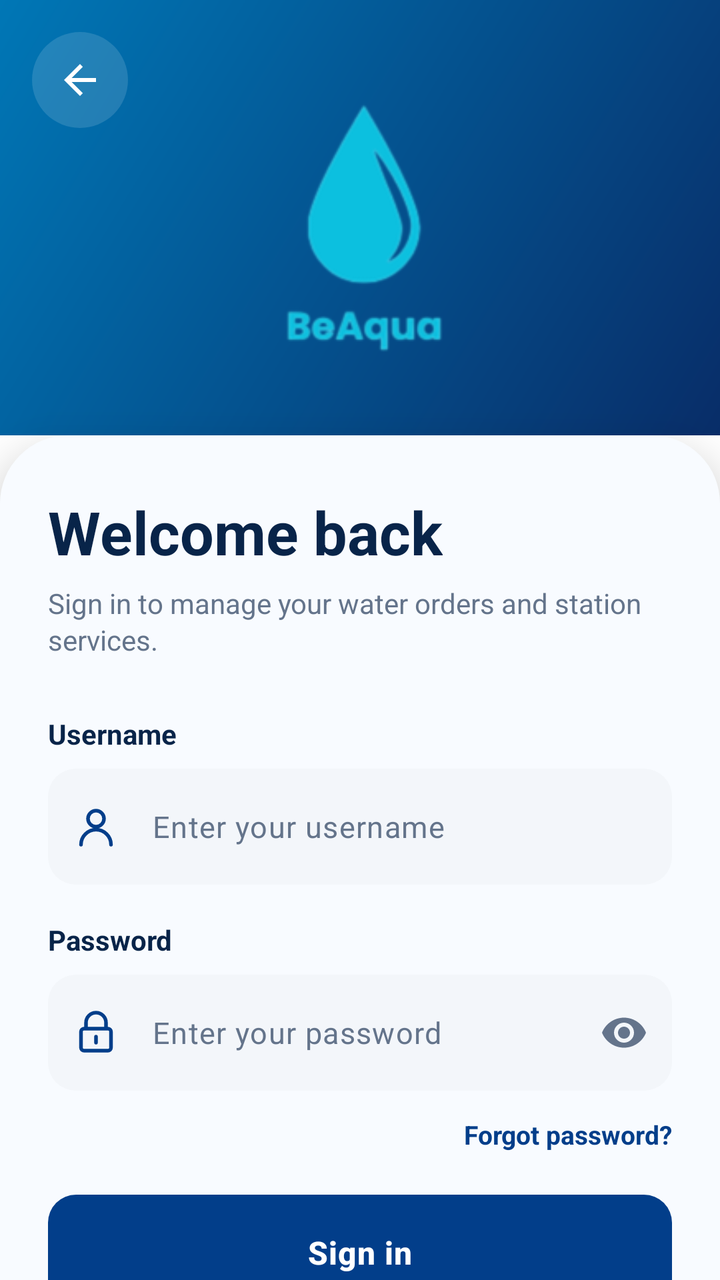
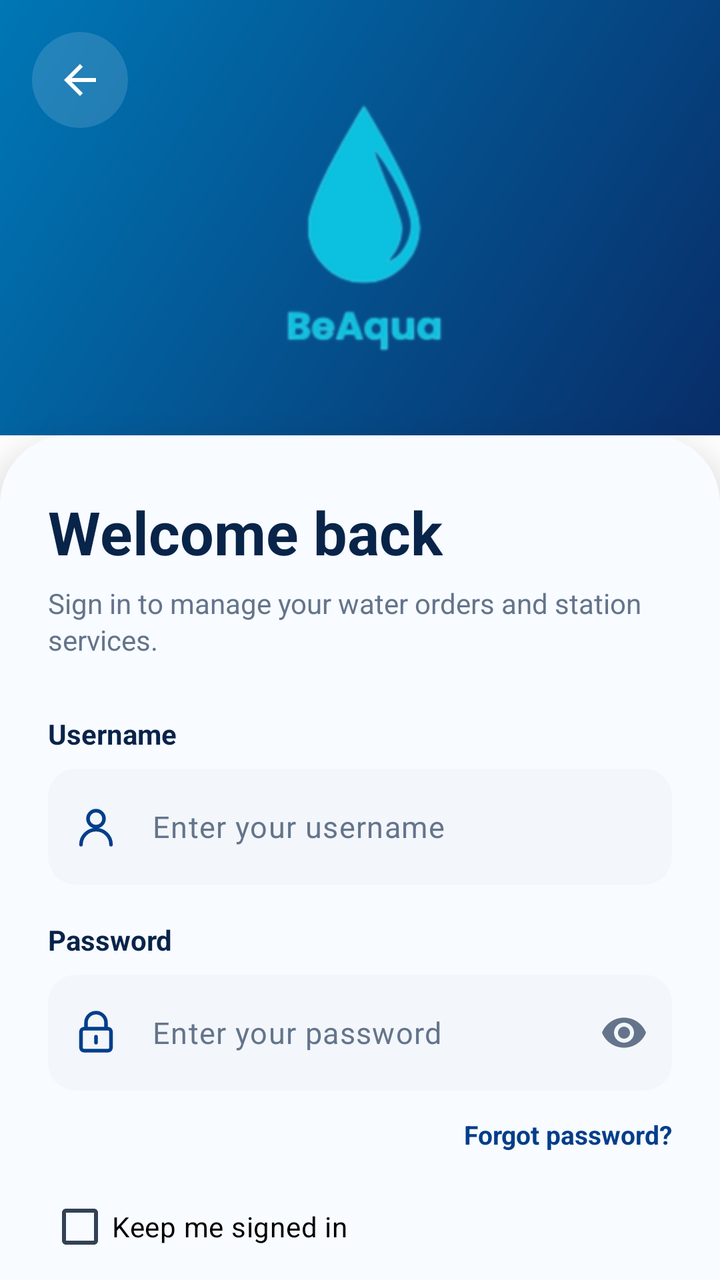

Two renders of the same Android screen: before a commit and after it. Below are the layout's source before the change and the commit's diff.
<!-- AndroidManifest.xml: application theme Theme.BeAqua -->
<!-- res/layout/activity_login.xml -->
<?xml version="1.0" encoding="utf-8"?>
<androidx.constraintlayout.widget.ConstraintLayout xmlns:android="http://schemas.android.com/apk/res/android"
    xmlns:app="http://schemas.android.com/apk/res-auto"
    android:layout_width="match_parent"
    android:layout_height="match_parent"
    android:background="@color/white">

    <androidx.constraintlayout.widget.ConstraintLayout
        android:id="@+id/loginHeader"
        android:layout_width="0dp"
        android:layout_height="0dp"
        android:background="@drawable/bg_login_header"
        app:layout_constraintBottom_toTopOf="@id/loginPanel"
        app:layout_constraintEnd_toEndOf="parent"
        app:layout_constraintStart_toStartOf="parent"
        app:layout_constraintTop_toTopOf="parent">

        <ImageButton
            android:id="@+id/btnBackToMain"
            android:layout_width="48dp"
            android:layout_height="48dp"
            android:layout_marginStart="16dp"
            android:layout_marginTop="16dp"
            android:background="@drawable/bg_login_back_button"
            android:contentDescription="Back"
            android:padding="13dp"
            android:src="@drawable/ic_back"
            app:layout_constraintStart_toStartOf="parent"
            app:layout_constraintTop_toTopOf="parent"
            app:tint="@color/white" />

        <ImageView
            android:id="@+id/ivLoginLogo"
            android:layout_width="0dp"
            android:layout_height="0dp"
            android:layout_margin="24dp"
            android:contentDescription="BeAqua logo"
            android:scaleType="fitCenter"
            android:src="@drawable/beaqua"
            app:layout_constraintBottom_toBottomOf="parent"
            app:layout_constraintDimensionRatio="1:1"
            app:layout_constraintWidth_max="220dp"
            app:layout_constraintHeight_max="220dp"
            app:layout_constraintEnd_toEndOf="parent"
            app:layout_constraintStart_toStartOf="parent"
            app:layout_constraintTop_toTopOf="parent" />

    </androidx.constraintlayout.widget.ConstraintLayout>

    <androidx.constraintlayout.widget.ConstraintLayout
        android:id="@+id/loginPanel"
        android:layout_width="0dp"
        android:layout_height="0dp"
        android:background="@drawable/bg_login_panel"
        android:elevation="12dp"
        app:layout_constraintBottom_toBottomOf="parent"
        app:layout_constraintEnd_toEndOf="parent"
        app:layout_constraintStart_toStartOf="parent"
        app:layout_constraintTop_toTopOf="parent"
        app:layout_constraintVertical_bias="1"
        app:layout_constraintHeight_percent="0.66">

        <androidx.core.widget.NestedScrollView
            android:layout_width="0dp"
            android:layout_height="0dp"
            android:clipToPadding="false"
            android:fillViewport="true"
            android:overScrollMode="never"
            app:layout_constraintBottom_toBottomOf="parent"
            app:layout_constraintEnd_toEndOf="parent"
            app:layout_constraintStart_toStartOf="parent"
            app:layout_constraintTop_toTopOf="parent">

            <LinearLayout
                android:layout_width="match_parent"
                android:layout_height="wrap_content"
                android:orientation="vertical"
                android:paddingStart="24dp"
                android:paddingTop="28dp"
                android:paddingEnd="24dp"
                android:paddingBottom="24dp">

                <TextView
                    android:id="@+id/tvTitle"
                    android:layout_width="wrap_content"
                    android:layout_height="wrap_content"
                    android:text="Welcome back"
                    android:textColor="#082449"
                    android:textSize="30sp"
                    android:textStyle="bold" />

                <TextView
                    android:id="@+id/tvSubtitle"
                    android:layout_width="match_parent"
                    android:layout_height="wrap_content"
                    android:layout_marginTop="6dp"
                    android:lineSpacingExtra="2dp"
                    android:text="Sign in to manage your water orders and station services."
                    android:textColor="@color/text_hint"
                    android:textSize="14sp" />

                <TextView
                    android:layout_width="wrap_content"
                    android:layout_height="wrap_content"
                    android:layout_marginTop="28dp"
                    android:layout_marginBottom="8dp"
                    android:text="Username"
                    android:textColor="#082449"
                    android:textSize="14sp"
                    android:textStyle="bold" />

                <com.google.android.material.textfield.TextInputLayout
                    android:id="@+id/tilUsername"
                    android:layout_width="match_parent"
                    android:layout_height="wrap_content"
                    app:boxBackgroundColor="#F3F6FA"
                    app:boxBackgroundMode="filled"
                    app:boxCornerRadiusBottomEnd="14dp"
                    app:boxCornerRadiusBottomStart="14dp"
                    app:boxCornerRadiusTopEnd="14dp"
                    app:boxCornerRadiusTopStart="14dp"
                    app:boxStrokeColor="@color/primary"
                    app:boxStrokeWidth="0dp"
                    app:boxStrokeWidthFocused="1dp"
                    app:hintEnabled="false"
                    app:startIconDrawable="@drawable/ic_login_user"
                    app:startIconTint="@color/primary_variant">

                    <com.google.android.material.textfield.TextInputEditText
                        android:id="@+id/etUsername"
                        android:layout_width="match_parent"
                        android:layout_height="58dp"
                        android:hint="Enter your username"
                        android:imeOptions="actionNext"
                        android:inputType="text"
                        android:maxLines="1"
                        android:textColor="@color/text_primary"
                        android:textColorHint="@color/text_hint"
                        android:textSize="15sp" />
                </com.google.android.material.textfield.TextInputLayout>

                <TextView
                    android:layout_width="wrap_content"
                    android:layout_height="wrap_content"
                    android:layout_marginTop="18dp"
                    android:layout_marginBottom="8dp"
                    android:text="Password"
                    android:textColor="#082449"
                    android:textSize="14sp"
                    android:textStyle="bold" />

                <com.google.android.material.textfield.TextInputLayout
                    android:id="@+id/tilPassword"
                    android:layout_width="match_parent"
                    android:layout_height="wrap_content"
                    app:boxBackgroundColor="#F3F6FA"
                    app:boxBackgroundMode="filled"
                    app:boxCornerRadiusBottomEnd="14dp"
                    app:boxCornerRadiusBottomStart="14dp"
                    app:boxCornerRadiusTopEnd="14dp"
                    app:boxCornerRadiusTopStart="14dp"
                    app:boxStrokeColor="@color/primary"
                    app:boxStrokeWidth="0dp"
                    app:boxStrokeWidthFocused="1dp"
                    app:endIconMode="password_toggle"
                    app:endIconTint="@color/text_hint"
                    app:hintEnabled="false"
                    app:startIconDrawable="@drawable/ic_login_lock"
                    app:startIconTint="@color/primary_variant">

                    <com.google.android.material.textfield.TextInputEditText
                        android:id="@+id/etPassword"
                        android:layout_width="match_parent"
                        android:layout_height="58dp"
                        android:hint="Enter your password"
                        android:imeOptions="actionDone"
                        android:inputType="textPassword"
                        android:maxLines="1"
                        android:textColor="@color/text_primary"
                        android:textColorHint="@color/text_hint"
                        android:textSize="15sp" />
                </com.google.android.material.textfield.TextInputLayout>

                <TextView
                    android:id="@+id/tvForgotPassword"
                    android:layout_width="wrap_content"
                    android:layout_height="44dp"
                    android:layout_gravity="end"
                    android:gravity="center_vertical"
                    android:paddingStart="12dp"
                    android:text="Forgot password?"
                    android:textColor="@color/primary_variant"
                    android:textSize="13sp"
                    android:textStyle="bold" />

                <com.google.android.material.button.MaterialButton
                    android:id="@+id/btnLoginLoginPage"
                    android:layout_width="match_parent"
                    android:layout_height="58dp"
                    android:layout_marginTop="8dp"
                    android:text="Sign in"
                    android:textAllCaps="false"
                    android:textColor="@color/white"
                    android:textSize="16sp"
                    android:textStyle="bold"
                    app:backgroundTint="@color/primary_variant"
                    app:cornerRadius="14dp" />

                <TextView
                    android:layout_width="match_parent"
                    android:layout_height="wrap_content"
                    android:layout_marginTop="24dp"
                    android:gravity="center"
                    android:text="One secure account for BeAqua customers and water stations."
                    android:textColor="@color/text_hint"
                    android:textSize="11sp" />

            </LinearLayout>
        </androidx.core.widget.NestedScrollView>
    </androidx.constraintlayout.widget.ConstraintLayout>

</androidx.constraintlayout.widget.ConstraintLayout>
<!-- resources referenced by this layout -->
<resources>
  <color name="primary">#0077B6</color>
  <color name="primary_variant">#023E8A</color>
  <color name="text_hint">#64748B</color>
  <color name="text_primary">#000000</color>
  <color name="white">#FFFFFF</color>
  <!-- drawable bg_login_header (drawable) -->
  <?xml version="1.0" encoding="utf-8"?>
  <shape xmlns:android="http://schemas.android.com/apk/res/android"
      android:shape="rectangle">
      <gradient
          android:angle="135"
          android:endColor="#0077B6"
          android:startColor="#082D68" />
  </shape>
  <!-- drawable bg_login_panel (drawable) -->
  <?xml version="1.0" encoding="utf-8"?>
  <shape xmlns:android="http://schemas.android.com/apk/res/android"
      android:shape="rectangle">
      <solid android:color="#F8FBFF" />
      <corners
          android:topLeftRadius="34dp"
          android:topRightRadius="34dp" />
  </shape>
  <!-- drawable ic_back (drawable) -->
  <vector xmlns:android="http://schemas.android.com/apk/res/android"
      android:width="24dp"
      android:height="24dp"
      android:viewportWidth="24"
      android:viewportHeight="24">
    <path
        android:fillColor="#FF000000"
        android:pathData="M20,11H7.83l5.59,-5.59L12,4l-8,8 8,8 1.41,-1.41L7.83,13H20v-2z"/>
  </vector>
  <style name="Theme.BeAqua" parent="Base.Theme.BeAqua" />
  <style name="Base.Theme.BeAqua" parent="Theme.Material3.DayNight.NoActionBar">
          
          <item name="colorPrimary">@color/primary</item>
          <item name="colorOnPrimary">@color/white</item>
          <item name="colorPrimaryContainer">@color/primary</item>
          <item name="colorOnPrimaryContainer">@color/white</item>
  
          
          <item name="colorSecondary">@color/secondary</item>
          <item name="colorOnSecondary">@color/white</item>
          <item name="colorSecondaryContainer">@color/secondary</item>
          <item name="colorOnSecondaryContainer">@color/white</item>
  
          
          <item name="colorTertiary">@color/accent</item>
          <item name="colorOnTertiary">@color/white</item>
          <item name="colorTertiaryContainer">@color/accent</item>
          <item name="colorOnTertiaryContainer">@color/white</item>
  
          
          <item name="android:statusBarColor">@color/white</item>
          <item name="android:windowLightStatusBar">true</item>
  
          
          <item name="android:windowBackground">@color/background</item>
          <item name="colorSurface">@color/white</item>
          <item name="colorOnSurface">@color/text_primary</item>
          <item name="colorSurfaceVariant">@color/gray_light</item>
          <item name="colorOnSurfaceVariant">@color/text_secondary</item>
          <item name="colorOutline">@color/divider</item>
  
          
          <item name="android:textColor">@color/text_primary</item>
          <item name="android:textColorHint">@color/text_hint</item>
          <item name="android:editTextColor">@color/text_primary</item>
          <item name="android:textColorPrimary">@color/text_primary</item>
  
          
          <item name="materialButtonStyle">@style/AppButton</item>
          <item name="textInputStyle">@style/AppTextInputLayout</item>
      </style>
  <color name="secondary">#0096C7</color>
  <color name="accent">#48CAE4</color>
  <color name="background">#F8FAFC</color>
  <color name="gray_light">#F1F5F9</color>
  <color name="text_secondary">#334155</color>
  <color name="divider">#CBD5E1</color>
  <!-- unchanged entries left out for length: 6 -->
</resources>

<!-- the commit's change to res/layout/activity_login.xml (unified diff, before → after) -->
@@ -193,6 +193,15 @@
                     android:textSize="13sp"
                     android:textStyle="bold" />
 
+                <com.google.android.material.checkbox.MaterialCheckBox
+                    android:id="@+id/cbKeepSignedIn"
+                    android:layout_width="match_parent"
+                    android:layout_height="wrap_content"
+                    android:minHeight="48dp"
+                    android:checked="false"
+                    android:text="Keep me signed in"
+                    android:textColor="@color/text_primary" />
+
                 <com.google.android.material.button.MaterialButton
                     android:id="@+id/btnLoginLoginPage"
                     android:layout_width="match_parent"
<!-- resource entries referenced after the edit -->
@@ -34,7 +34,9 @@
         android:pathData="M20,11H7.83l5.59,-5.59L12,4l-8,8 8,8 1.41,-1.41L7.83,13H20v-2z"/>
   </vector>
   <style name="Theme.BeAqua" parent="Base.Theme.BeAqua" />
-  <style name="Base.Theme.BeAqua" parent="Theme.Material3.DayNight.NoActionBar">
+  <style name="Base.Theme.BeAqua" parent="Theme.Material3.Light.NoActionBar">
+          
+          <item name="android:forceDarkAllowed">false</item>
           
           <item name="colorPrimary">@color/primary</item>
           <item name="colorOnPrimary">@color/white</item>
@@ -69,6 +71,8 @@
           <item name="android:textColor">@color/text_primary</item>
           <item name="android:textColorHint">@color/text_hint</item>
           <item name="android:editTextColor">@color/text_primary</item>
+          <item name="android:editTextStyle">@style/AppEditText</item>
+          <item name="editTextStyle">@style/AppEditText</item>
           <item name="android:textColorPrimary">@color/text_primary</item>
   
           
@@ -81,6 +85,11 @@
   <color name="gray_light">#F1F5F9</color>
   <color name="text_secondary">#334155</color>
   <color name="divider">#CBD5E1</color>
+  <style name="AppEditText" parent="Widget.AppCompat.EditText">
+          <item name="android:textColor">@color/black</item>
+          <item name="android:textColorHint">@color/text_hint</item>
+      </style>
+  <color name="black">#000000</color>
   <!-- unchanged entries left out for length: 6 -->
 </resources>
 
